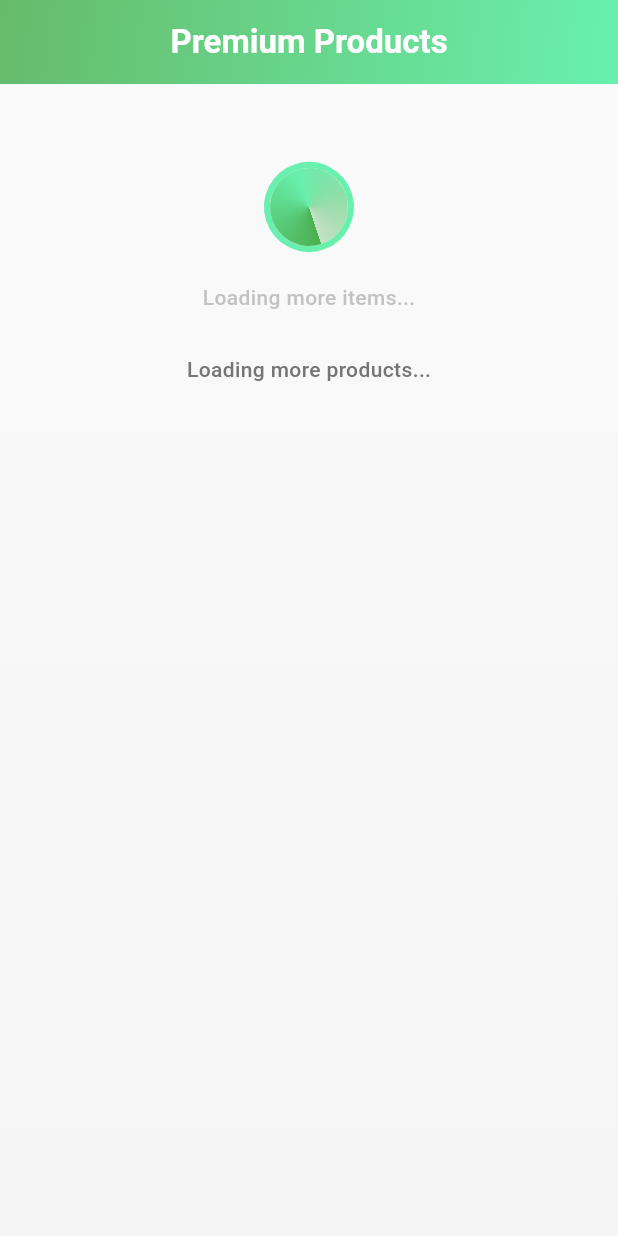
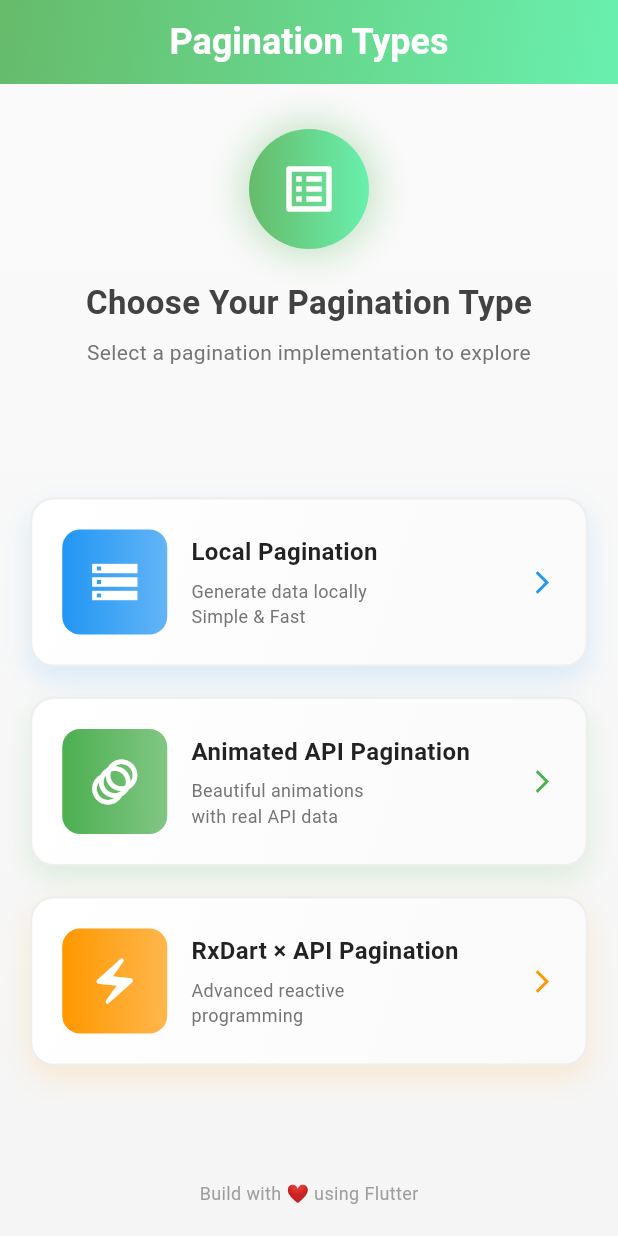
Before and after one commit to The-IK11/Pagination-with-RxDart, a Flutter app: the screen it shows after launch, on a phone screen of 412 x 824 dp. Run offline on Flutter 3.47's test engine with Material 3 defaults, Android fonts, the phone set to English and light mode, and no system bars; our stand-ins replace dio, google_fonts; Roboto replaces fonts that are missing (Laila).

Commit message:
Update main app structure to use AllPaginationTypeButton as home screen

```diff
--- a/lib/main.dart
+++ b/lib/main.dart
@@ -1,6 +1,6 @@
 import 'package:flutter/material.dart';
 import 'package:google_fonts/google_fonts.dart';
-import 'package:pagination_with_rxdart/presentaion/api_pagination_screen.dart';
+import 'package:pagination_with_rxdart/presentaion/all_pagination_type_button.dart';
 
 void main() {
   runApp(const MyApp());
@@ -21,7 +21,7 @@ class MyApp extends StatelessWidget {
     ),
         colorScheme: ColorScheme.fromSeed(seedColor: Colors.deepPurple),
       ),
-      home: const ApiPaginationScreen(),
+      home: const AllPaginationTypeButton(),
     );
   }
 }
--- a/lib/presentaion/all_pagination_type_button.dart
+++ b/lib/presentaion/all_pagination_type_button.dart
@@ -0,0 +1,420 @@
+import 'package:flutter/material.dart';
+import 'package:pagination_with_rxdart/presentaion/pagination_screen.dart';
+import 'package:pagination_with_rxdart/presentaion/api_pagination_screen.dart';
+
+class AllPaginationTypeButton extends StatefulWidget {
+  const AllPaginationTypeButton({super.key});
+
+  @override
+  State<AllPaginationTypeButton> createState() =>
+      _AllPaginationTypeButtonState();
+}
+
+class _AllPaginationTypeButtonState extends State<AllPaginationTypeButton>
+    with SingleTickerProviderStateMixin {
+  late AnimationController _animationController;
+
+  @override
+  void initState() {
+    super.initState();
+    _animationController = AnimationController(
+      duration: const Duration(milliseconds: 1200),
+      vsync: this,
+    )..forward();
+  }
+
+  @override
+  void dispose() {
+    _animationController.dispose();
+    super.dispose();
+  }
+
+  @override
+  Widget build(BuildContext context) {
+    return Scaffold(
+      appBar: AppBar(
+        elevation: 0,
+        backgroundColor: Colors.transparent,
+        flexibleSpace: Container(
+          decoration: BoxDecoration(
+            gradient: LinearGradient(
+              colors: [Colors.green[400]!, Colors.greenAccent],
+              begin: Alignment.topLeft,
+              end: Alignment.bottomRight,
+            ),
+          ),
+        ),
+        centerTitle: true,
+        title: const Text(
+          'Pagination Types',
+          style: TextStyle(
+            fontWeight: FontWeight.bold,
+            fontSize: 24,
+            color: Colors.white,
+          ),
+        ),
+      ),
+      body: Container(
+        decoration: BoxDecoration(
+          gradient: LinearGradient(
+            colors: [Colors.grey[50]!, Colors.grey[100]!],
+            begin: Alignment.topCenter,
+            end: Alignment.bottomCenter,
+          ),
+        ),
+        child: SafeArea(
+          child: Column(
+            children: [
+              // Header Section
+              Padding(
+                padding: const EdgeInsets.symmetric(vertical: 30, horizontal: 20),
+                child: Column(
+                  children: [
+                    Container(
+                      width: 80,
+                      height: 80,
+                      decoration: BoxDecoration(
+                        gradient: LinearGradient(
+                          colors: [Colors.green[400]!, Colors.greenAccent],
+                        ),
+                        shape: BoxShape.circle,
+                        boxShadow: [
+                          BoxShadow(
+                            color: Colors.green.withOpacity(0.3),
+                            blurRadius: 20,
+                            spreadRadius: 5,
+                          ),
+                        ],
+                      ),
+                      child: Icon(
+                        Icons.list_alt,
+                        size: 40,
+                        color: Colors.white,
+                      ),
+                    ),
+                    const SizedBox(height: 20),
+                    Text(
+                      'Choose Your Pagination Type',
+                      textAlign: TextAlign.center,
+                      style: TextStyle(
+                        fontSize: 22,
+                        fontWeight: FontWeight.bold,
+                        color: Colors.grey[800],
+                      ),
+                    ),
+                    const SizedBox(height: 8),
+                    Text(
+                      'Select a pagination implementation to explore',
+                      textAlign: TextAlign.center,
+                      style: TextStyle(
+                        fontSize: 14,
+                        color: Colors.grey[600],
+                      ),
+                    ),
+                  ],
+                ),
+              ),
+
+              // Buttons Section
+              Expanded(
+                child: Padding(
+                  padding: const EdgeInsets.symmetric(horizontal: 20),
+                  child: Column(
+                    mainAxisAlignment: MainAxisAlignment.center,
+                    children: [
+                      // Local Pagination Button
+                      _buildPaginationButton(
+                        context,
+                        index: 0,
+                        icon: Icons.storage,
+                        title: 'Local Pagination',
+                        description: 'Generate data locally\nSimple & Fast',
+                        color: Colors.blue,
+                        onTap: () => _navigateTo(
+                          context,
+                          const PaginationScreen(),
+                          'Local Pagination',
+                        ),
+                      ),
+                      const SizedBox(height: 20),
+
+                      // Animated API Pagination Button
+                      _buildPaginationButton(
+                        context,
+                        index: 1,
+                        icon: Icons.animation,
+                        title: 'Animated API Pagination',
+                        description: 'Beautiful animations\nwith real API data',
+                        color: Colors.green,
+                        onTap: () => _navigateTo(
+                          context,
+                          const ApiPaginationScreen(),
+                          'Animated API Pagination',
+                        ),
+                      ),
+                      const SizedBox(height: 20),
+
+                      // RxDart Pagination Button
+                      _buildPaginationButton(
+                        context,
+                        index: 2,
+                        icon: Icons.electric_bolt,
+                        title: 'RxDart × API Pagination',
+                        description: 'Advanced reactive\nprogramming',
+                        color: Colors.orange,
+                        onTap: () {
+                          _showComingSoon(context);
+                        },
+                      ),
+                    ],
+                  ),
+                ),
+              ),
+
+              // Footer
+              Padding(
+                padding: const EdgeInsets.all(20),
+                child: Text(
+                  'Build with ❤️ using Flutter',
+                  style: TextStyle(
+                    fontSize: 12,
+                    color: Colors.grey[500],
+                  ),
+                ),
+              ),
+            ],
+          ),
+        ),
+      ),
+    );
+  }
+
+  Widget _buildPaginationButton(
+    BuildContext context, {
+    required int index,
+    required IconData icon,
+    required String title,
+    required String description,
+    required Color color,
+    required VoidCallback onTap,
+  }) {
+    final delayedAnimation = Tween<double>(begin: 0, end: 1).animate(
+      CurvedAnimation(
+        parent: _animationController,
+        curve: Interval(index * 0.15, 0.5 + (index * 0.15)),
+      ),
+    );
+
+    return AnimatedBuilder(
+      animation: delayedAnimation,
+      builder: (context, child) {
+        return Transform.translate(
+          offset: Offset(0, (1 - delayedAnimation.value) * 40),
+          child: Opacity(
+            opacity: delayedAnimation.value,
+            child: GestureDetector(
+              onTap: onTap,
+              child: Container(
+                decoration: BoxDecoration(
+                  borderRadius: BorderRadius.circular(16),
+                  boxShadow: [
+                    BoxShadow(
+                      color: color.withOpacity(0.15),
+                      blurRadius: 16,
+                      offset: const Offset(0, 8),
+                    ),
+                  ],
+                ),
+                child: Material(
+                  color: Colors.transparent,
+                  child: InkWell(
+                    onTap: onTap,
+                    borderRadius: BorderRadius.circular(16),
+                    child: Container(
+                      padding: const EdgeInsets.all(20),
+                      decoration: BoxDecoration(
+                        borderRadius: BorderRadius.circular(16),
+                        gradient: LinearGradient(
+                          colors: [Colors.white, Colors.grey[50]!],
+                          begin: Alignment.topLeft,
+                          end: Alignment.bottomRight,
+                        ),
+                        border: Border.all(
+                          color: Colors.grey[200]!,
+                          width: 1.5,
+                        ),
+                      ),
+                      child: Row(
+                        children: [
+                          // Icon Container
+                          Container(
+                            width: 70,
+                            height: 70,
+                            decoration: BoxDecoration(
+                              gradient: LinearGradient(
+                                colors: [color, color.withOpacity(0.7)],
+                              ),
+                              borderRadius: BorderRadius.circular(12),
+                            ),
+                            child: Icon(
+                              icon,
+                              size: 36,
+                              color: Colors.white,
+                            ),
+                          ),
+                          const SizedBox(width: 16),
+
+                          // Text Section
+                          Expanded(
+                            child: Column(
+                              crossAxisAlignment: CrossAxisAlignment.start,
+                              children: [
+                                Text(
+                                  title,
+                                  style: const TextStyle(
+                                    fontSize: 16,
+                                    fontWeight: FontWeight.bold,
+                                    color: Colors.black87,
+                                  ),
+                                ),
+                                const SizedBox(height: 6),
+                                Text(
+                                  description,
+                                  maxLines: 2,
+                                  overflow: TextOverflow.ellipsis,
+                                  style: TextStyle(
+                                    fontSize: 12,
+                                    color: Colors.grey[600],
+                                    height: 1.4,
+                                  ),
+                                ),
+                              ],
+                            ),
+                          ),
+
+                          // Arrow Icon
+                          Icon(
+                            Icons.arrow_forward_ios,
+                            color: color,
+                            size: 18,
+                          ),
+                        ],
+                      ),
+                    ),
+                  ),
+                ),
+              ),
+            ),
+          ),
+        );
+      },
+    );
+  }
+
+  void _navigateTo(BuildContext context, Widget screen, String title) {
+    Navigator.of(context).push(
+      PageRouteBuilder(
+        pageBuilder: (context, animation, secondaryAnimation) => screen,
+        transitionsBuilder: (context, animation, secondaryAnimation, child) {
+          const begin = Offset(1.0, 0.0);
+          const end = Offset.zero;
+          const curve = Curves.easeInOutCubic;
+
+          final tween =
+              Tween(begin: begin, end: end).chain(CurveTween(curve: curve));
+
+          return SlideTransition(
+            position: animation.drive(tween),
+            child: child,
+          );
+        },
+      ),
+    );
+  }
+
+  void _showComingSoon(BuildContext context) {
+    showDialog(
+      context: context,
+      builder: (context) => Dialog(
+        shape: RoundedRectangleBorder(
+          borderRadius: BorderRadius.circular(16),
+        ),
+        child: Container(
+          padding: const EdgeInsets.all(24),
+          decoration: BoxDecoration(
+            borderRadius: BorderRadius.circular(16),
+            gradient: LinearGradient(
+              colors: [Colors.white, Colors.grey[50]!],
+            ),
+          ),
+          child: Column(
+            mainAxisSize: MainAxisSize.min,
+            children: [
+              Container(
+                width: 70,
+                height: 70,
+                decoration: BoxDecoration(
+                  gradient: LinearGradient(
+                    colors: [Colors.orange[400]!, Colors.orange[300]!],
+                  ),
+                  shape: BoxShape.circle,
+                ),
+                child: const Icon(
+                  Icons.electric_bolt,
+                  size: 36,
+                  color: Colors.white,
+                ),
+              ),
+              const SizedBox(height: 16),
+              const Text(
+                'Coming Soon!',
+                style: TextStyle(
+                  fontSize: 20,
+                  fontWeight: FontWeight.bold,
+                  color: Colors.black87,
+                ),
+              ),
+              const SizedBox(height: 8),
+              Text(
+                'RxDart × API Pagination feature\nis under development',
+                textAlign: TextAlign.center,
+                style: TextStyle(
+                  fontSize: 14,
+                  color: Colors.grey[600],
+                ),
+              ),
+              const SizedBox(height: 20),
+              Container(
+                width: double.infinity,
+                decoration: BoxDecoration(
+                  gradient: LinearGradient(
+                    colors: [Colors.orange[400]!, Colors.orange[300]!],
+                  ),
+                  borderRadius: BorderRadius.circular(10),
+                ),
+                child: Material(
+                  color: Colors.transparent,
+                  child: InkWell(
+                    onTap: () => Navigator.pop(context),
+                    child: const Padding(
+                      padding: EdgeInsets.symmetric(vertical: 12),
+                      child: Text(
+                        'OK',
+                        textAlign: TextAlign.center,
+                        style: TextStyle(
+                          color: Colors.white,
+                          fontWeight: FontWeight.bold,
+                          fontSize: 16,
+                        ),
+                      ),
+                    ),
+                  ),
+                ),
+              ),
+            ],
+          ),
+        ),
+      ),
+    );
+  }
+}
```
